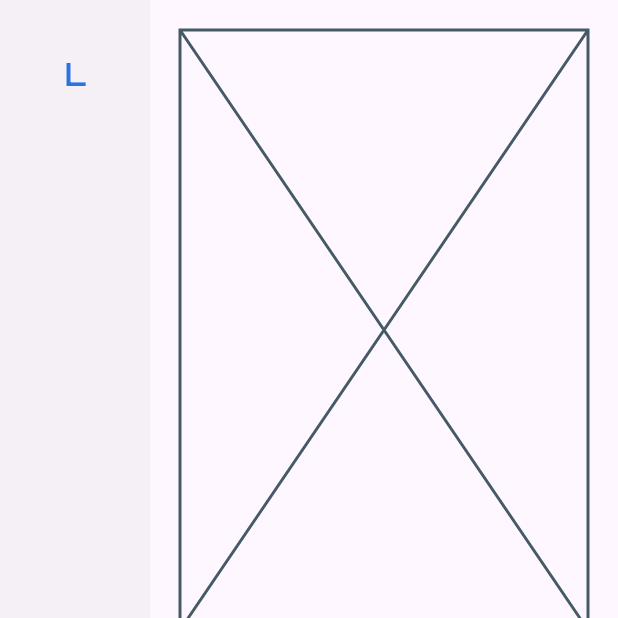
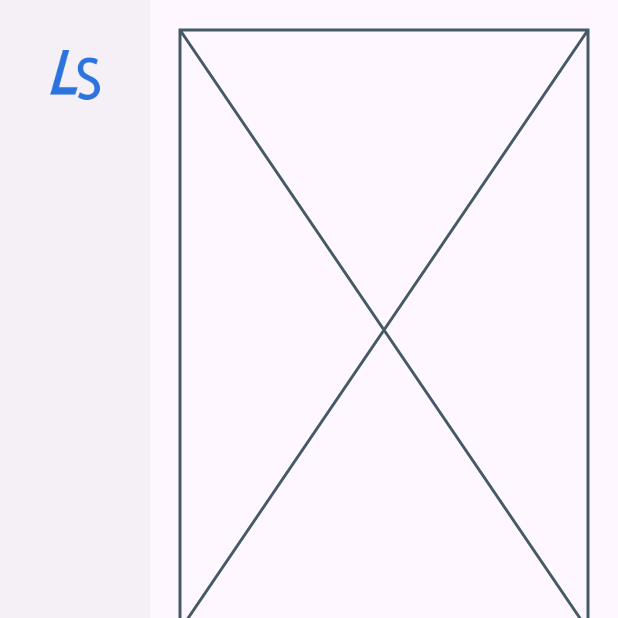
Before and after one commit to SantiagoChamie/lenski, a Flutter app: the screen it shows after launch, on a phone screen of 412 x 824 dp, the top half of it. Run offline on Flutter 3.47's test engine with Material 3 defaults, Android fonts, the phone set to English and light mode, and no system bars.

Commit message:
add temp icon to windows app

```diff
--- a/lib/screens/navigation/sidebar.dart
+++ b/lib/screens/navigation/sidebar.dart
@@ -21,14 +21,10 @@ class Sidebar extends StatelessWidget {
           const SizedBox(
             height: 100,
             child: Center(
-              child: Text(
-                'L',
-                style: TextStyle(
-                  color: Color(0xFF2C73DE),
-                  fontSize: 20,
-                  fontFamily: 'Unbounded',
-                  //TODO: eventualmente será un logo
-                ),
+              child: Image(
+                image: AssetImage('assets/icon.png'),
+                width: 33,
+                height: 33,
               ),
             ),
           ),
--- a/pubspec.yaml
+++ b/pubspec.yaml
@@ -59,8 +59,8 @@ flutter:
   uses-material-design: true
 
   # To add assets to your application, add an assets section, like this:
-  # assets:
-  #   - images/a_dot_burr.jpeg
+  assets:
+    - assets/icon.png
   #   - images/a_dot_ham.jpeg
 
   # An image asset can refer to one or more resolution-specific "variants", see
```
Also changed, not shown: assets/icon.png (added), 2 other files.
